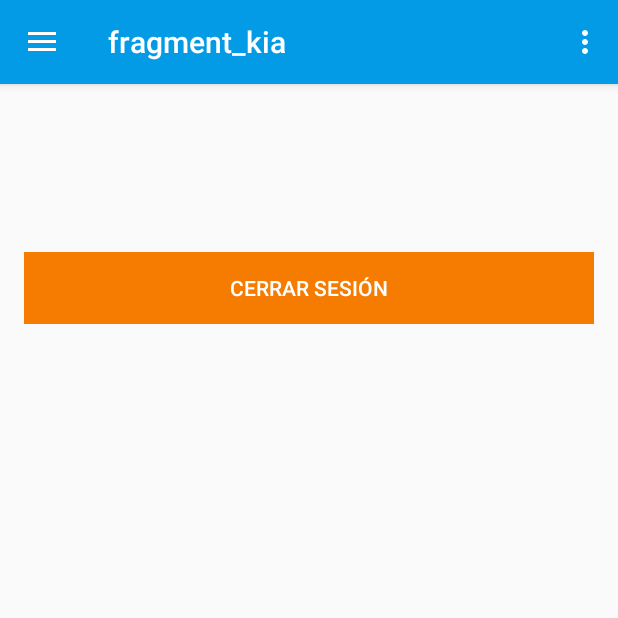
After one commit to Nicolasburgoscoz/CeliaKIA, an Android app: the KiaFragment screen opened through its navigation route, on a phone screen of 412 x 824 dp, the top half of it. The commit adds this screen. Run offline under Robolectric (Android 15) with nearby library versions, the phone set to English and light mode, and no system bars; our stand-ins replace Firebase (no records; nobody signed in at launch, a user with empty details on screens opened directly), navigation-ui; libraries missing offline, so code that uses them is left out: com.facebook, com.facebook.login; Roboto replaces fonts that are not available here.

Commit message:
Fragment KIA

```diff
--- a/app/src/main/java/com/ids/celiakia/HomeActivity.kt
+++ b/app/src/main/java/com/ids/celiakia/HomeActivity.kt
@@ -48,7 +48,7 @@ class HomeActivity : AppCompatActivity() {
         // menu should be considered as top level destinations.
         appBarConfiguration = AppBarConfiguration(
             setOf(
-                R.id.nav_yahoraquecomo, R.id.nav_elmundodelaceliaquia, R.id.nav_favoritos
+                R.id.nav_yahoraquecomo, R.id.nav_elmundodelaceliaquia, R.id.nav_favoritos, R.id.kiaFragment
             ), drawerLayout
         )
         setupActionBarWithNavController(navController, appBarConfiguration)
--- /dev/null
+++ b/app/src/main/java/com/ids/celiakia/KiaFragment.kt
@@ -0,0 +1,59 @@
+package com.ids.celiakia
+
+import android.os.Bundle
+import androidx.fragment.app.Fragment
+import android.view.LayoutInflater
+import android.view.View
+import android.view.ViewGroup
+
+// TODO: Rename parameter arguments, choose names that match
+// the fragment initialization parameters, e.g. ARG_ITEM_NUMBER
+private const val ARG_PARAM1 = "param1"
+private const val ARG_PARAM2 = "param2"
+
+/**
+ * A simple [Fragment] subclass.
+ * Use the [KiaFragment.newInstance] factory method to
+ * create an instance of this fragment.
+ */
+class KiaFragment : Fragment() {
+    // TODO: Rename and change types of parameters
+    private var param1: String? = null
+    private var param2: String? = null
+
+    override fun onCreate(savedInstanceState: Bundle?) {
+        super.onCreate(savedInstanceState)
+        arguments?.let {
+            param1 = it.getString(ARG_PARAM1)
+            param2 = it.getString(ARG_PARAM2)
+        }
+    }
+
+    override fun onCreateView(
+        inflater: LayoutInflater, container: ViewGroup?,
+        savedInstanceState: Bundle?
+    ): View? {
+        // Inflate the layout for this fragment
+        return inflater.inflate(R.layout.fragment_kia, container, false)
+    }
+
+    companion object {
+        /**
+         * Use this factory method to create a new instance of
+         * this fragment using the provided parameters.
+         *
+         * @param param1 Parameter 1.
+         * @param param2 Parameter 2.
+         * @return A new instance of fragment KiaFragment.
+         */
+        // TODO: Rename and change types and number of parameters
+        @JvmStatic
+        fun newInstance(param1: String, param2: String) =
+            KiaFragment().apply {
+                arguments = Bundle().apply {
+                    putString(ARG_PARAM1, param1)
+                    putString(ARG_PARAM2, param2)
+                }
+            }
+    }
+}
--- a/app/src/main/java/com/ids/celiakia/ui/yahoraquecomo/KIA.java
+++ /dev/null
@@ -1,6 +0,0 @@
-package com.ids.celiakia.ui.yahoraquecomo;
-
-import android.app.Activity;
-
-public class KIA extends Activity {
-}
--- a/app/src/main/res/menu/activity_main_drawer.xml
+++ b/app/src/main/res/menu/activity_main_drawer.xml
@@ -17,7 +17,7 @@
             android:icon="@drawable/favoritos"
             android:title="@string/menu_favoritos" />
         <item
-            android:id="@+id/nav_kia"
+            android:id="@+id/kiaFragment"
             android:icon="@android:drawable/ic_menu_help"
             android:title="@string/menu_kia" />
     </group>
--- a/app/src/main/res/navigation/mobile_navigation.xml
+++ b/app/src/main/res/navigation/mobile_navigation.xml
@@ -5,11 +5,6 @@
     android:id="@+id/mobile_navigation"
     app:startDestination="@+id/nav_yahoraquecomo">
 
-    <fragment
-        android:id="@+id/nav_kia"
-        android:name="com.ids.celiakia.ui.favoritos.FavoritosFragment"
-        android:label="@string/menu_kia"
-        tools:layout="@layout/fragment_favoritos" />
     <fragment
         android:id="@+id/nav_yahoraquecomo"
         android:name="com.ids.celiakia.ui.yahoraquecomo.YAhoraQueComoFragment"
@@ -27,4 +22,9 @@
         android:name="com.ids.celiakia.ui.favoritos.FavoritosFragment"
         android:label="@string/menu_favoritos"
         tools:layout="@layout/fragment_favoritos" />
+    <fragment
+        android:id="@+id/kiaFragment"
+        android:name="com.ids.celiakia.KiaFragment"
+        android:label="fragment_kia"
+        tools:layout="@layout/fragment_kia" />
 </navigation>
--- a/app/src/main/res/values/strings.xml
+++ b/app/src/main/res/values/strings.xml
@@ -19,6 +19,8 @@
     <string name="proveedor" translatable="false">Proveedor</string>
     <string name="email" translatable="false">Email</string>
     <string name="cerrar_sesion" translatable="false">Cerrar Sesión</string>
+    <!-- TODO: Remove or change this placeholder text -->
+    <string name="hello_blank_fragment">Hello blank fragment</string>
 
 
 </resources>
```
Also changed, not shown: app/src/main/res/layout/fragment_kia.xml (+5 -20 lines).
